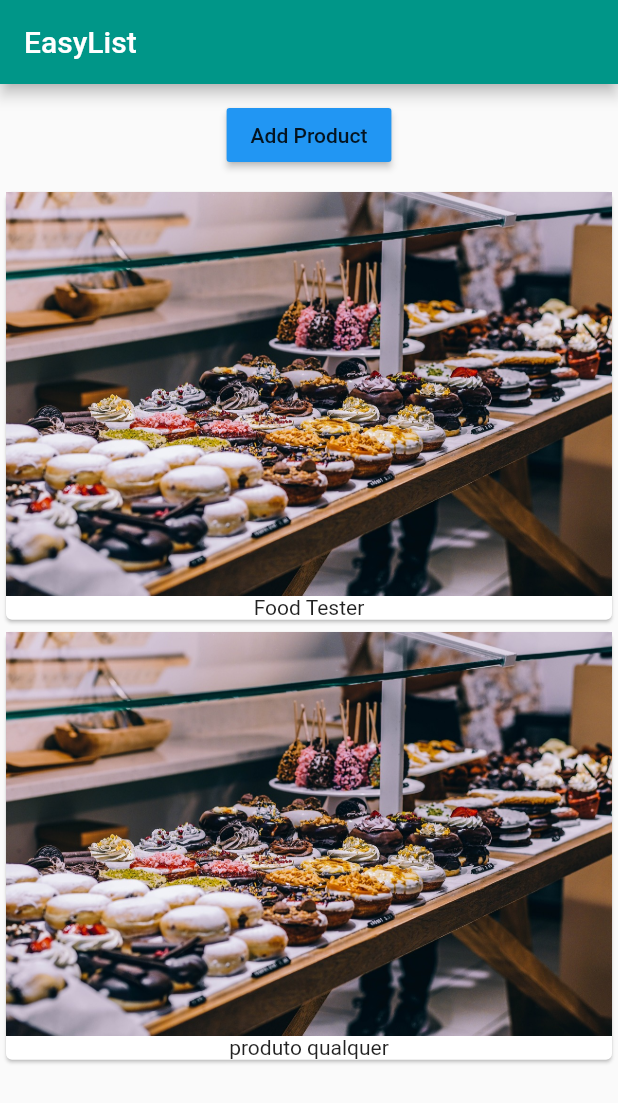
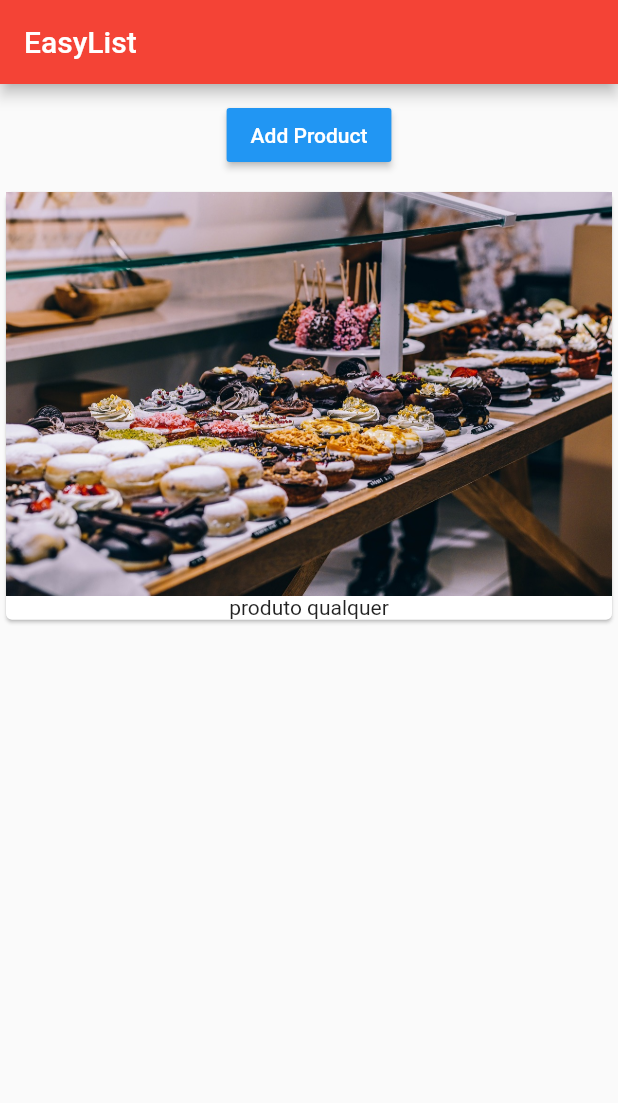
Before and after one commit to FelipeGangrel/flutter_course_app, a Flutter app: the screen it shows after launch, after a tap on "Add Product", on a phone screen of 412 x 824 dp. Shown: the top 1103 px of the screen. Run offline on Flutter 3.47's test engine with Material 2 defaults, Android fonts, the phone set to English and light mode, and no system bars.

Commit message:
renderizando cards em um ListView

```diff
--- a/lib/main.dart
+++ b/lib/main.dart
@@ -1,7 +1,9 @@
 import 'package:flutter/material.dart';
 import 'package:flutter_course_app/product_manager.dart';
 
-void main() => runApp(MyApp());
+void main() {
+  runApp(MyApp());
+}
 
 class MyApp extends StatelessWidget {
   @override
@@ -9,7 +11,7 @@ class MyApp extends StatelessWidget {
     return MaterialApp(
       title: 'App do fofão',
       theme: ThemeData(
-        primarySwatch: Colors.teal,
+        primarySwatch: Colors.red,
         accentColor: Colors.blue,
       ),
       home: Home(),
@@ -18,15 +20,13 @@ class MyApp extends StatelessWidget {
 }
 
 class Home extends StatelessWidget {
-
   @override
   Widget build(BuildContext context) {
     return Scaffold(
       appBar: AppBar(
         title: Text('EasyList'),
       ),
-      body: ProductManager(startingProduct: 'Food Tester',),
+      body: ProductManager(),
     );
   }
-
 }
--- a/lib/product_control.dart
+++ b/lib/product_control.dart
@@ -1,7 +1,6 @@
 import 'package:flutter/material.dart';
 
 class ProductControl extends StatelessWidget {
-
   final Function addProduct;
 
   ProductControl(this.addProduct);
@@ -12,7 +11,10 @@ class ProductControl extends StatelessWidget {
       onPressed: () {
         addProduct('produto qualquer');
       },
-      child: Text('Add Product'),
+      child: Text(
+        'Add Product',
+        style: TextStyle(color: Colors.white),
+      ),
       color: Theme.of(context).accentColor,
     );
   }
--- a/lib/product_manager.dart
+++ b/lib/product_manager.dart
@@ -3,19 +3,15 @@ import 'package:flutter_course_app/product_control.dart';
 import 'package:flutter_course_app/products.dart';
 
 class ProductManager extends StatefulWidget {
-
   final String startingProduct;
 
   // using curly braces to turn the startinrProduct parameter
   // an named parameter. We even assume a default value for it
   // Unnamed parameters are called positional parameters
-  ProductManager({this.startingProduct = 'Sweets Tester'}) {
-    print('[ProductManager] Constructor()');
-  }
+  ProductManager({this.startingProduct});
 
   @override
   _ProductManagerState createState() {
-    print('[ProductManager] createState()');
     return _ProductManagerState();
   }
 }
@@ -26,14 +22,14 @@ class _ProductManagerState extends State<ProductManager> {
   @override
   void initState() {
     super.initState();
-    print('[_ProductManagerState] initState()');
-    _products.add(widget.startingProduct);
+    if (widget.startingProduct != null) {
+      _products.add(widget.startingProduct);
+    }
   }
 
   @override
   void didUpdateWidget(ProductManager oldWidget) {
     super.didUpdateWidget(oldWidget);
-    print('[_ProductManagerState] didUpdateWidget()');
   }
 
   void _addProduct(String product) {
@@ -44,14 +40,15 @@ class _ProductManagerState extends State<ProductManager> {
 
   @override
   Widget build(BuildContext context) {
-    print('[_ProductManagerState] build()');
     return Column(
       children: <Widget>[
         Container(
           margin: EdgeInsets.all(10.0),
           child: ProductControl(_addProduct),
         ),
-        Products(_products),
+        Expanded(
+          child: Products(_products),
+        ),
       ],
     );
   }
--- a/lib/products.dart
+++ b/lib/products.dart
@@ -1,24 +1,35 @@
 import 'package:flutter/material.dart';
 
 class Products extends StatelessWidget {
-
   final List<String> products;
 
-  Products([this.products = const []]) {
-    print('[Products widget] Constructor()');
+  Products([this.products = const []]);
+
+  Widget _buildProductItem(BuildContext context, int index) {
+    return Card(
+        child: Column(children: <Widget>[
+      Image.asset('assets/food.jpg'),
+      Text(products[index])
+    ]));
+  }
+
+  Widget _buildProductList() {
+    Widget productList = Center(
+      child: Text('Adicione itens a sua lista'),
+    );
+
+    if (products.length > 0) {
+      productList = ListView.builder(
+        itemBuilder: _buildProductItem,
+        itemCount: products.length,
+      );
+    }
+
+    return productList;
   }
 
   @override
   Widget build(BuildContext context) {
-    print('[Products widget] Build()');
-    return Column(
-      children: products
-          .map((product) => Card(
-                  child: Column(children: <Widget>[
-                Image.asset('assets/food.jpg'),
-                Text(product)
-              ])))
-          .toList()
-    );
+    return _buildProductList();
   }
 }
```
Also changed, not shown: 1 other file.
